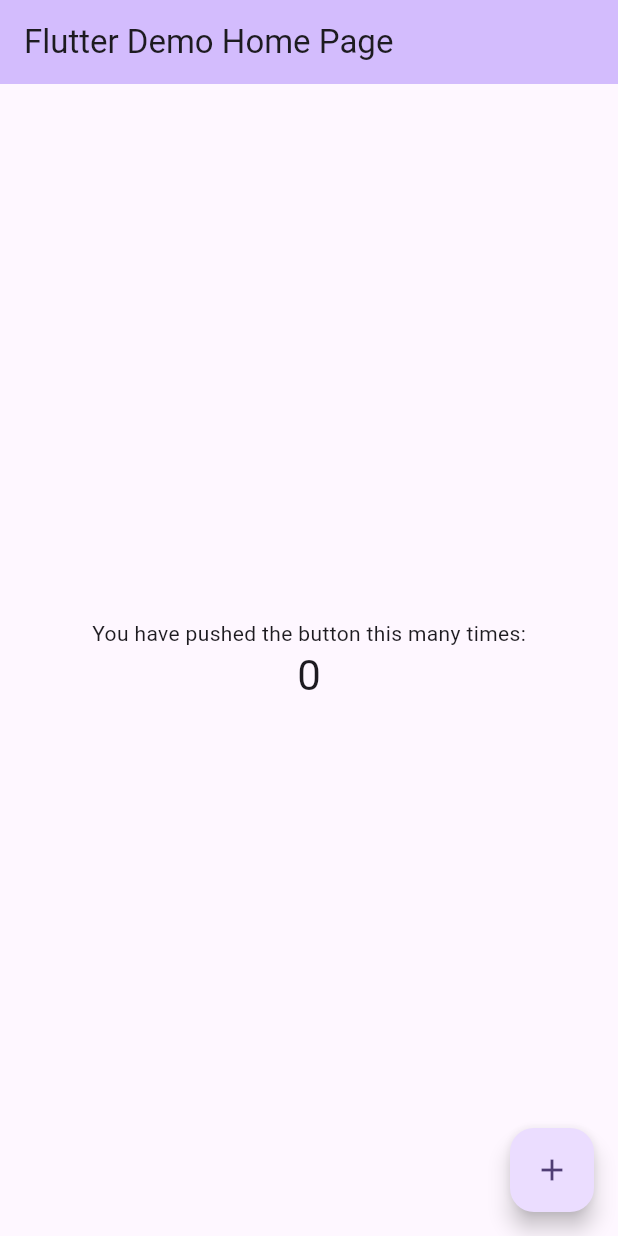
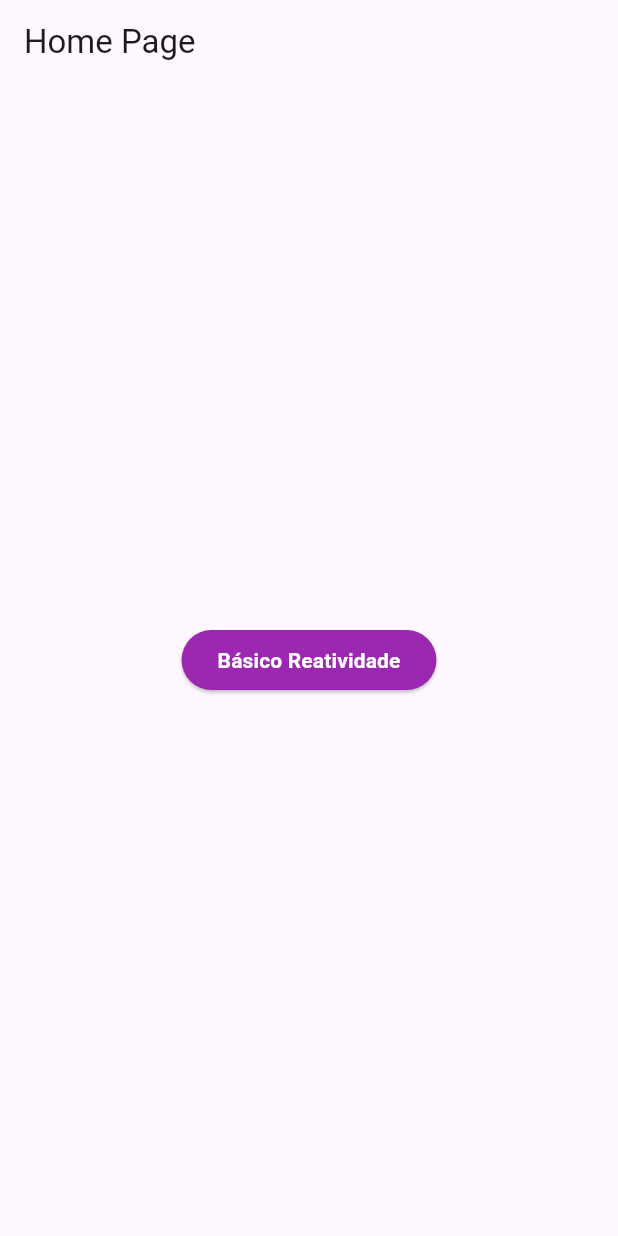
Before and after one commit to victorapc/get_state_manager, a Flutter app: the screen it shows after launch, on a phone screen of 412 x 824 dp. Run offline on Flutter 3.47's test engine with Material 2 defaults, Android fonts, the phone set to English and light mode, and no system bars; our stand-ins replace get.

Commit message:
Get state manager reatividade com obs.

```diff
--- /dev/null
+++ b/lib/basico/reatividade_page.dart
@@ -0,0 +1,35 @@
+import 'package:flutter/material.dart';
+import 'package:get/get.dart';
+import 'package:get_state_manager/core/widget/elevated_button_custom.dart';
+
+class ReatividadePage extends StatelessWidget {
+  final _counter = 0.obs;
+
+  ReatividadePage({super.key});
+
+  @override
+  Widget build(BuildContext context) {
+    return Scaffold(
+      appBar: AppBar(
+        title: const Text('Básico Reatividade Page'),
+      ),
+      body: Center(
+        child: Column(
+          mainAxisAlignment: MainAxisAlignment.center,
+          children: [
+            const Text('Counter: '),
+            Obx(
+              () => Text('${_counter.value}'),
+            ),
+            ElevatedButtonCustom(
+              text: 'Soma 1',
+              onPressed: () {
+                _counter.value++;
+              },
+            ),
+          ],
+        ),
+      ),
+    );
+  }
+}
--- /dev/null
+++ b/lib/core/widget/elevated_button_custom.dart
@@ -0,0 +1,30 @@
+import 'package:flutter/material.dart';
+
+class ElevatedButtonCustom extends StatelessWidget {
+  final String text;
+  final VoidCallback onPressed;
+
+  const ElevatedButtonCustom({
+    super.key,
+    required this.text,
+    required this.onPressed,
+  });
+
+  @override
+  Widget build(BuildContext context) {
+    return ElevatedButton(
+      onPressed: onPressed,
+      style: ButtonStyle(
+        backgroundColor: MaterialStateProperty.all<Color>(Colors.purple),
+        overlayColor: MaterialStateProperty.all<Color>(Colors.purple.shade600),
+      ),
+      child: Text(
+        text,
+        style: const TextStyle(
+          color: Colors.white,
+          fontWeight: FontWeight.bold,
+        ),
+      ),
+    );
+  }
+}
--- /dev/null
+++ b/lib/home_page.dart
@@ -0,0 +1,29 @@
+import 'package:flutter/material.dart';
+import 'package:get/get.dart';
+import 'package:get_state_manager/core/widget/elevated_button_custom.dart';
+
+class HomePage extends StatelessWidget {
+  const HomePage({super.key});
+
+  @override
+  Widget build(BuildContext context) {
+    return Scaffold(
+      appBar: AppBar(
+        title: const Text('Home Page'),
+      ),
+      body: Center(
+        child: Column(
+          mainAxisAlignment: MainAxisAlignment.center,
+          children: [
+            ElevatedButtonCustom(
+              text: 'Básico Reatividade',
+              onPressed: () {
+                Get.toNamed('/basico');
+              },
+            ),
+          ],
+        ),
+      ),
+    );
+  }
+}
--- a/lib/main.dart
+++ b/lib/main.dart
@@ -1,4 +1,7 @@
 import 'package:flutter/material.dart';
+import 'package:get/get.dart';
+import 'package:get_state_manager/basico/reatividade_page.dart';
+import 'package:get_state_manager/home_page.dart';
 
 void main() {
   runApp(const MyApp());
@@ -7,119 +10,24 @@ void main() {
 class MyApp extends StatelessWidget {
   const MyApp({super.key});
 
-  // This widget is the root of your application.
   @override
   Widget build(BuildContext context) {
-    return MaterialApp(
+    return GetMaterialApp(
       title: 'Flutter Demo',
       theme: ThemeData(
-        // This is the theme of your application.
-        //
-        // TRY THIS: Try running your application with "flutter run". You'll see
-        // the application has a blue toolbar. Then, without quitting the app,
-        // try changing the seedColor in the colorScheme below to Colors.green
-        // and then invoke "hot reload" (save your changes or press the "hot
-        // reload" button in a Flutter-supported IDE, or press "r" if you used
-        // the command line to start the app).
-        //
-        // Notice that the counter didn't reset back to zero; the application
-        // state is not lost during the reload. To reset the state, use hot
-        // restart instead.
-        //
-        // This works for code too, not just values: Most code changes can be
-        // tested with just a hot reload.
         colorScheme: ColorScheme.fromSeed(seedColor: Colors.deepPurple),
         useMaterial3: true,
       ),
-      home: const MyHomePage(title: 'Flutter Demo Home Page'),
+      getPages: [
+        GetPage(
+          name: '/',
+          page: () => const HomePage(),
+        ),
+        GetPage(
+          name: '/basico',
+          page: () => ReatividadePage(),
+        ),
+      ],
     );
   }
 }
-
-class MyHomePage extends StatefulWidget {
-  const MyHomePage({super.key, required this.title});
-
-  // This widget is the home page of your application. It is stateful, meaning
-  // that it has a State object (defined below) that contains fields that affect
-  // how it looks.
-
-  // This class is the configuration for the state. It holds the values (in this
-  // case the title) provided by the parent (in this case the App widget) and
-  // used by the build method of the State. Fields in a Widget subclass are
-  // always marked "final".
-
-  final String title;
-
-  @override
-  State<MyHomePage> createState() => _MyHomePageState();
-}
-
-class _MyHomePageState extends State<MyHomePage> {
-  int _counter = 0;
-
-  void _incrementCounter() {
-    setState(() {
-      // This call to setState tells the Flutter framework that something has
-      // changed in this State, which causes it to rerun the build method below
-      // so that the display can reflect the updated values. If we changed
-      // _counter without calling setState(), then the build method would not be
-      // called again, and so nothing would appear to happen.
-      _counter++;
-    });
-  }
-
-  @override
-  Widget build(BuildContext context) {
-    // This method is rerun every time setState is called, for instance as done
-    // by the _incrementCounter method above.
-    //
-    // The Flutter framework has been optimized to make rerunning build methods
-    // fast, so that you can just rebuild anything that needs updating rather
-    // than having to individually change instances of widgets.
-    return Scaffold(
-      appBar: AppBar(
-        // TRY THIS: Try changing the color here to a specific color (to
-        // Colors.amber, perhaps?) and trigger a hot reload to see the AppBar
-        // change color while the other colors stay the same.
-        backgroundColor: Theme.of(context).colorScheme.inversePrimary,
-        // Here we take the value from the MyHomePage object that was created by
-        // the App.build method, and use it to set our appbar title.
-        title: Text(widget.title),
-      ),
-      body: Center(
-        // Center is a layout widget. It takes a single child and positions it
-        // in the middle of the parent.
-        child: Column(
-          // Column is also a layout widget. It takes a list of children and
-          // arranges them vertically. By default, it sizes itself to fit its
-          // children horizontally, and tries to be as tall as its parent.
-          //
-          // Column has various properties to control how it sizes itself and
-          // how it positions its children. Here we use mainAxisAlignment to
-          // center the children vertically; the main axis here is the vertical
-          // axis because Columns are vertical (the cross axis would be
-          // horizontal).
-          //
-          // TRY THIS: Invoke "debug painting" (choose the "Toggle Debug Paint"
-          // action in the IDE, or press "p" in the console), to see the
-          // wireframe for each widget.
-          mainAxisAlignment: MainAxisAlignment.center,
-          children: <Widget>[
-            const Text(
-              'You have pushed the button this many times:',
-            ),
-            Text(
-              '$_counter',
-              style: Theme.of(context).textTheme.headlineMedium,
-            ),
-          ],
-        ),
-      ),
-      floatingActionButton: FloatingActionButton(
-        onPressed: _incrementCounter,
-        tooltip: 'Increment',
-        child: const Icon(Icons.add),
-      ), // This trailing comma makes auto-formatting nicer for build methods.
-    );
-  }
-}
--- a/pubspec.yaml
+++ b/pubspec.yaml
@@ -30,6 +30,7 @@ environment:
 dependencies:
   flutter:
     sdk: flutter
+  get: ^4.6.5
 
 
   # The following adds the Cupertino Icons font to your application.
```
Also changed, not shown: pubspec.lock.
